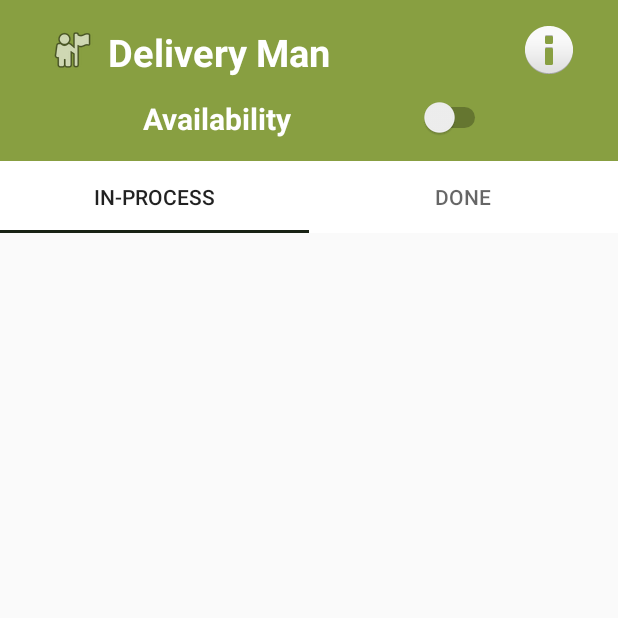
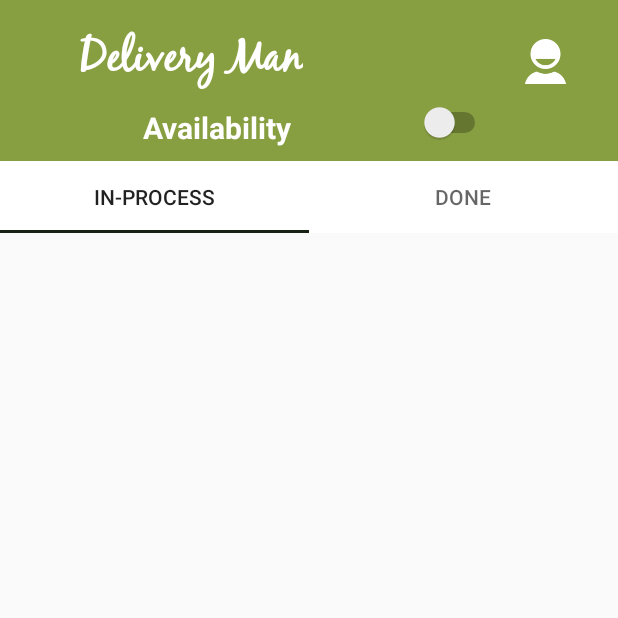
Before and after one commit to yomnaghussein/GraduationProjectITI, an Android app: the HomeScreen screen opened directly, with no data from a screen before it, on a phone screen of 412 x 824 dp, the top half of it. Run offline under Robolectric (Android 15) with nearby library versions, the light colour scheme and no system bars; our stand-ins replace ButterKnife; 2 statements that could not run were skipped.

Commit message:
network inhance and design

```diff
--- a/app/src/main/res/layout/activity_home_screen.xml
+++ b/app/src/main/res/layout/activity_home_screen.xml
@@ -16,7 +16,7 @@
             android:layout_width="match_parent"
             android:layout_height="match_parent">
 
-            <ImageView
+            <!--<ImageView
                 android:id="@+id/imageView2"
                 android:layout_width="wrap_content"
                 android:layout_height="wrap_content"
@@ -33,7 +33,7 @@
                 app:layout_constraintStart_toStartOf="parent"
                 app:layout_constraintTop_toTopOf="parent"
                 app:layout_constraintVertical_bias="0.153" />
-
+-->
             <TextView
                 android:id="@+id/editText"
                 android:layout_width="wrap_content"
@@ -45,34 +45,35 @@
                 android:layout_marginStart="8dp"
                 android:layout_marginTop="8dp"
                 android:background="@color/colorPrimary"
+                android:fontFamily="@font/blackjack"
                 android:text="@string/Splash_text"
                 android:textColor="@color/white"
-                android:textSize="25dp"
+                android:textSize="30sp"
                 android:textStyle="bold"
                 app:layout_constraintBottom_toBottomOf="parent"
                 app:layout_constraintEnd_toEndOf="parent"
-                app:layout_constraintHorizontal_bias="0.0"
-                app:layout_constraintStart_toEndOf="@+id/imageView2"
+                app:layout_constraintHorizontal_bias="0.125"
+                app:layout_constraintStart_toStartOf="parent"
                 app:layout_constraintTop_toTopOf="parent"
-                app:layout_constraintVertical_bias="0.16" />
+                app:layout_constraintVertical_bias="0.186" />
 
             <ImageView
                 android:id="@+id/profile_img"
-                android:layout_width="wrap_content"
-                android:layout_height="wrap_content"
+                android:layout_width="30dp"
+                android:layout_height="30dp"
                 android:layout_marginBottom="8dp"
                 android:layout_marginEnd="8dp"
                 android:layout_marginLeft="8dp"
                 android:layout_marginRight="8dp"
                 android:layout_marginStart="8dp"
                 android:layout_marginTop="8dp"
-                android:background="@android:drawable/ic_dialog_info"
+                android:src="@drawable/user"
                 app:layout_constraintBottom_toBottomOf="parent"
                 app:layout_constraintEnd_toEndOf="parent"
-                app:layout_constraintHorizontal_bias="0.846"
+                app:layout_constraintHorizontal_bias="0.845"
                 app:layout_constraintStart_toEndOf="@+id/editText"
                 app:layout_constraintTop_toTopOf="parent"
-                app:layout_constraintVertical_bias="0.153" />
+                app:layout_constraintVertical_bias="0.295" />
 
             <TextView
                 android:id="@+id/ed_availabilty"
--- a/app/src/main/res/layout/activity_main.xml
+++ b/app/src/main/res/layout/activity_main.xml
@@ -32,6 +32,7 @@
         android:layout_marginStart="8dp"
         android:layout_marginTop="28dp"
         android:layout_weight="1"
+        android:fontFamily="@font/blackjack"
         android:text="@string/Splash_text"
         android:textColor="@color/white"
         android:textSize="40sp"
```
Also changed, not shown: app/src/main/java/com/example/iti/gradproject/screens/editprofilescreen/EditProfileScreen.java (+9 -0 lines), app/src/main/java/com/example/iti/gradproject/screens/homescreen/HomeScreen.java (+7 -2 lines), app/src/main/res/drawable/user.png (added).
